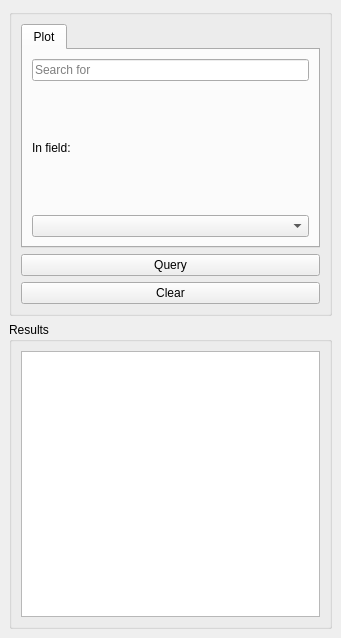
SwissTierrasColombia/Asistente-LADM-COL, file asistente_ladm_col/ui/dockwidget_queries.ui: the form before one commit.
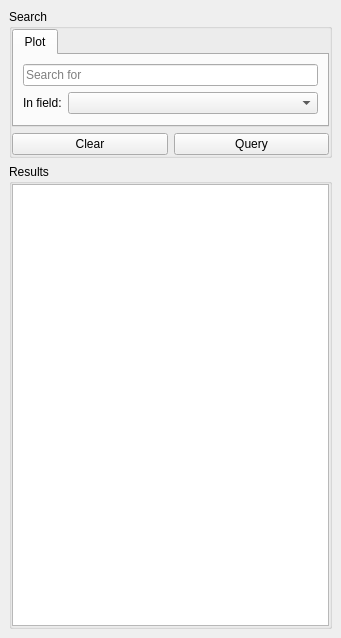
The form after the commit.

```diff
--- a/asistente_ladm_col/ui/dockwidget_queries.ui
+++ b/asistente_ladm_col/ui/dockwidget_queries.ui
@@ -17,6 +17,12 @@
    <layout class="QGridLayout" name="gridLayout_3">
     <item row="0" column="0">
      <widget class="QGroupBox" name="groupBox">
+      <property name="sizePolicy">
+       <sizepolicy hsizetype="Preferred" vsizetype="Maximum">
+        <horstretch>0</horstretch>
+        <verstretch>0</verstretch>
+       </sizepolicy>
+      </property>
       <property name="maximumSize">
        <size>
         <width>16777215</width>
@@ -24,9 +30,39 @@
        </size>
       </property>
       <property name="title">
-       <string/>
+       <string>Search</string>
       </property>
       <layout class="QGridLayout" name="gridLayout">
+       <property name="leftMargin">
+        <number>0</number>
+       </property>
+       <property name="topMargin">
+        <number>0</number>
+       </property>
+       <property name="rightMargin">
+        <number>0</number>
+       </property>
+       <property name="bottomMargin">
+        <number>0</number>
+       </property>
+       <item row="1" column="0">
+        <layout class="QHBoxLayout" name="horizontalLayout_2">
+         <item>
+          <widget class="QPushButton" name="btn_clear">
+           <property name="text">
+            <string>Clear</string>
+           </property>
+          </widget>
+         </item>
+         <item>
+          <widget class="QPushButton" name="btn_query">
+           <property name="text">
+            <string>Query</string>
+           </property>
+          </widget>
+         </item>
+        </layout>
+       </item>
        <item row="0" column="0">
         <widget class="QTabWidget" name="tabWidget">
          <property name="currentIndex">
@@ -36,8 +72,8 @@
           <attribute name="title">
            <string>Plot</string>
           </attribute>
-          <layout class="QVBoxLayout" name="verticalLayout_3">
-           <item>
+          <layout class="QGridLayout" name="gridLayout_4">
+           <item row="0" column="0">
             <widget class="QLineEdit" name="txt_plot_query">
              <property name="text">
               <string/>
@@ -47,43 +83,58 @@
              </property>
             </widget>
            </item>
-           <item>
-            <widget class="QLabel" name="label">
-             <property name="text">
-              <string>In field:</string>
-             </property>
-            </widget>
-           </item>
-           <item>
-            <widget class="QComboBox" name="cbo_plot_fields"/>
+           <item row="1" column="0">
+            <layout class="QHBoxLayout" name="horizontalLayout">
+             <item>
+              <widget class="QLabel" name="label">
+               <property name="text">
+                <string>In field:</string>
+               </property>
+              </widget>
+             </item>
+             <item>
+              <widget class="QComboBox" name="cbo_plot_fields">
+               <property name="sizePolicy">
+                <sizepolicy hsizetype="MinimumExpanding" vsizetype="Fixed">
+                 <horstretch>0</horstretch>
+                 <verstretch>0</verstretch>
+                </sizepolicy>
+               </property>
+              </widget>
+             </item>
+            </layout>
            </item>
           </layout>
          </widget>
         </widget>
        </item>
-       <item row="2" column="0">
-        <widget class="QPushButton" name="btn_query">
-         <property name="text">
-          <string>Query</string>
-         </property>
-        </widget>
-       </item>
-       <item row="3" column="0">
-        <widget class="QPushButton" name="btn_clear">
-         <property name="text">
-          <string>Clear</string>
-         </property>
-        </widget>
-       </item>
       </layout>
      </widget>
     </item>
     <item row="1" column="0">
      <widget class="QGroupBox" name="groupBox_2">
+      <property name="sizePolicy">
+       <sizepolicy hsizetype="Preferred" vsizetype="MinimumExpanding">
+        <horstretch>0</horstretch>
+        <verstretch>0</verstretch>
+       </sizepolicy>
+      </property>
       <property name="title">
        <string>Results</string>
       </property>
       <layout class="QGridLayout" name="gridLayout_2">
+       <property name="leftMargin">
+        <number>0</number>
+       </property>
+       <property name="topMargin">
+        <number>0</number>
+       </property>
+       <property name="rightMargin">
+        <number>0</number>
+       </property>
+       <property name="bottomMargin">
+        <number>0</number>
+       </property>
        <item row="0" column="0">
         <widget class="QTreeView" name="treeView"/>
        </item>
```
Left out of the diff: 6 changed lines with no effect on the pictures.
